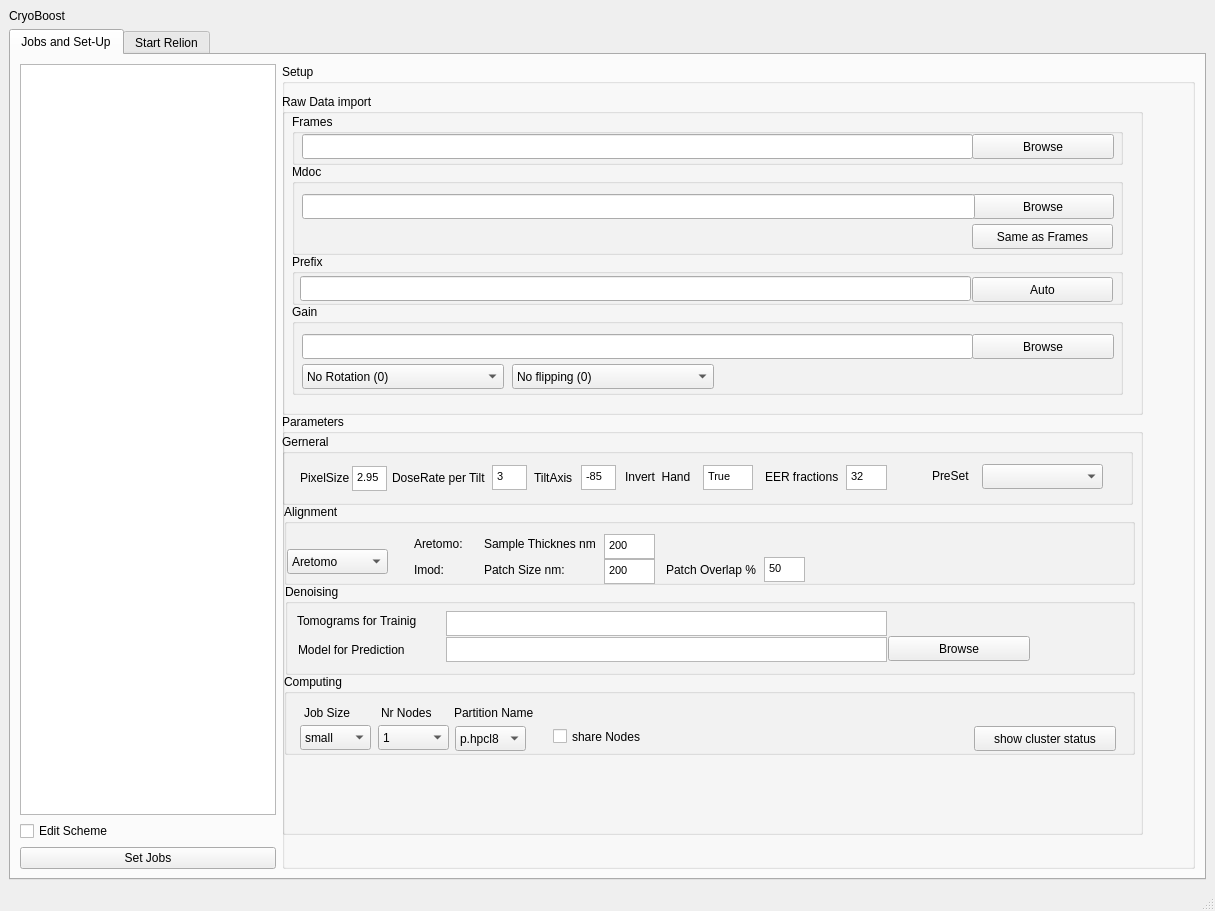
First picture: the form in src/gui/schemeGui.ui, repository Klumpe-lab/CryoBoost, before the edit.
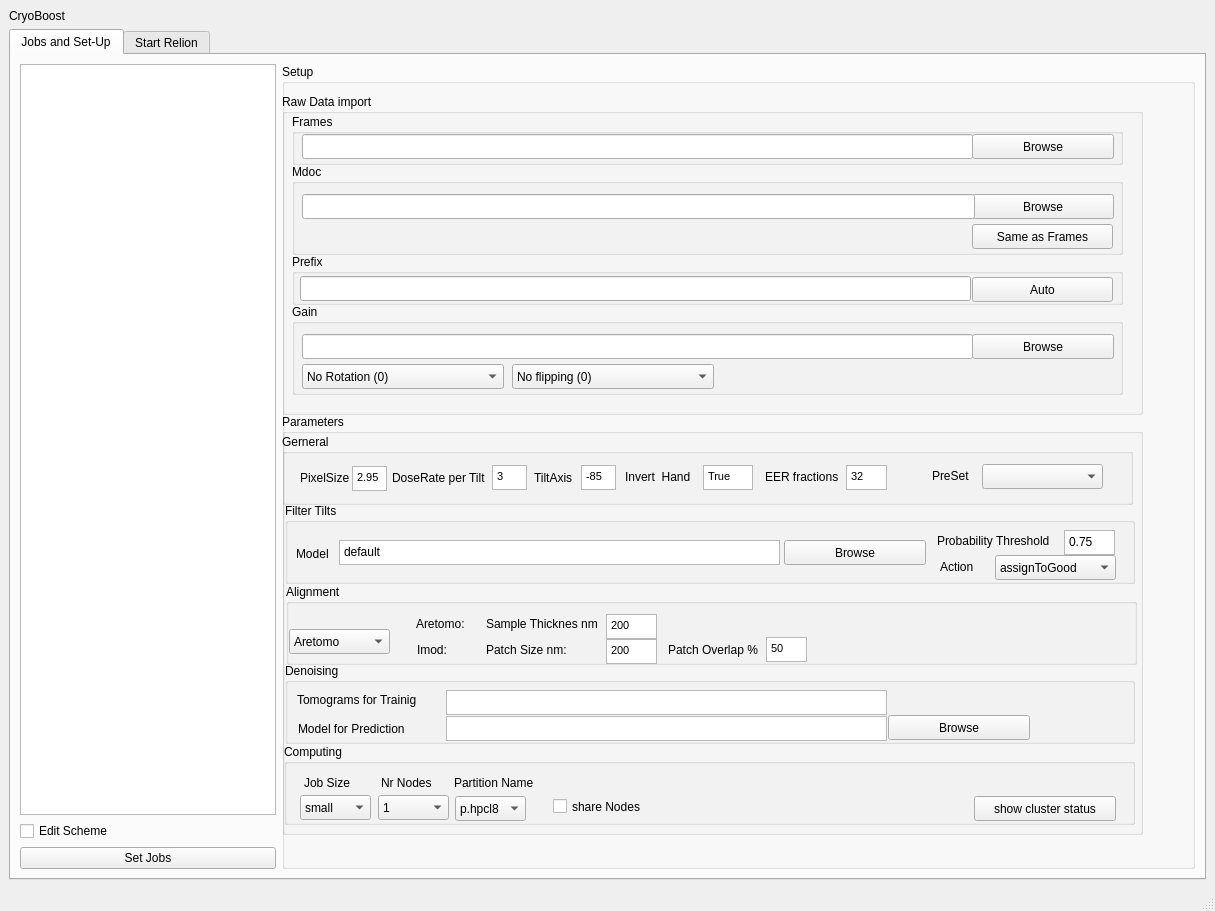
Second picture: the form after the edit.

Commit message: added action on predict tilts uncertenty

Diff of the .ui file:
```diff
--- a/src/gui/schemeGui.ui
+++ b/src/gui/schemeGui.ui
@@ -481,8 +481,8 @@
            <widget class="QGroupBox" name="groupBox_12">
             <property name="geometry">
              <rect>
-              <x>2</x>
-              <y>90</y>
+              <x>4</x>
+              <y>170</y>
               <width>851</width>
               <height>81</height>
              </rect>
@@ -519,9 +519,9 @@
             <widget class="QLabel" name="label_15">
              <property name="geometry">
               <rect>
-               <x>130</x>
+               <x>131</x>
                <y>56</y>
-               <width>61</width>
+               <width>60</width>
                <height>20</height>
               </rect>
              </property>
@@ -640,9 +640,9 @@
             <property name="geometry">
              <rect>
               <x>3</x>
-              <y>170</y>
+              <y>249</y>
               <width>850</width>
-              <height>91</height>
+              <height>81</height>
              </rect>
             </property>
             <property name="title">
@@ -738,12 +738,151 @@
              </property>
             </widget>
            </widget>
+           <widget class="QGroupBox" name="groupBox_14">
+            <property name="geometry">
+             <rect>
+              <x>3</x>
+              <y>89</y>
+              <width>850</width>
+              <height>81</height>
+             </rect>
+            </property>
+            <property name="title">
+             <string>Filter Tilts</string>
+            </property>
+            <widget class="QLabel" name="label_21">
+             <property name="geometry">
+              <rect>
+               <x>11</x>
+               <y>41</y>
+               <width>40</width>
+               <height>20</height>
+              </rect>
+             </property>
+             <property name="text">
+              <string>Model</string>
+             </property>
+            </widget>
+            <widget class="QTextEdit" name="textEdit_modelForFilterTilts">
+             <property name="geometry">
+              <rect>
+               <x>54</x>
+               <y>37</y>
+               <width>441</width>
+               <height>25</height>
+              </rect>
+             </property>
+             <property name="verticalScrollBarPolicy">
+              <enum>Qt::ScrollBarAlwaysOff</enum>
+             </property>
+             <property name="html">
+              <string>&lt;!DOCTYPE HTML PUBLIC &quot;-//W3C//DTD HTML 4.0//EN&quot; &quot;http://www.w3.org/TR/REC-html40/strict.dtd&quot;&gt;
+&lt;html&gt;&lt;head&gt;&lt;meta name=&quot;qrichtext&quot; content=&quot;1&quot; /&gt;&lt;meta charset=&quot;utf-8&quot; /&gt;&lt;style type=&quot;text/css&quot;&gt;
+p, li { white-space: pre-wrap; }
+hr { height: 1px; border-width: 0; }
+li.unchecked::marker { content: &quot;\2610&quot;; }
+li.checked::marker { content: &quot;\2612&quot;; }
+&lt;/style&gt;&lt;/head&gt;&lt;body style=&quot; font-family:'Sans Serif'; font-size:9pt; font-weight:400; font-style:normal;&quot;&gt;
+&lt;p style=&quot; margin-top:0px; margin-bottom:0px; margin-left:0px; margin-right:0px; -qt-block-indent:0; text-indent:0px;&quot;&gt;default&lt;/p&gt;&lt;/body&gt;&lt;/html&gt;</string>
+             </property>
+            </widget>
+            <widget class="QPushButton" name="btn_browse_filterTiltsModel">
+             <property name="geometry">
+              <rect>
+               <x>499</x>
+               <y>37</y>
+               <width>142</width>
+               <height>25</height>
+              </rect>
+             </property>
+             <property name="text">
+              <string>Browse</string>
+             </property>
+            </widget>
+            <widget class="QLabel" name="label_22">
+             <property name="geometry">
+              <rect>
+               <x>652</x>
+               <y>30</y>
+               <width>121</width>
+               <height>16</height>
+              </rect>
+             </property>
+             <property name="text">
+              <string>Probability Threshold</string>
+             </property>
+            </widget>
+            <widget class="QTextEdit" name="textEdit_probThr">
+             <property name="geometry">
+              <rect>
+               <x>779</x>
+               <y>27</y>
+               <width>51</width>
+               <height>25</height>
+              </rect>
+             </property>
+             <property name="verticalScrollBarPolicy">
+              <enum>Qt::ScrollBarAlwaysOff</enum>
+             </property>
+             <property name="horizontalScrollBarPolicy">
+              <enum>Qt::ScrollBarAlwaysOff</enum>
+             </property>
+             <property name="html">
+              <string>&lt;!DOCTYPE HTML PUBLIC &quot;-//W3C//DTD HTML 4.0//EN&quot; &quot;http://www.w3.org/TR/REC-html40/strict.dtd&quot;&gt;
+&lt;html&gt;&lt;head&gt;&lt;meta name=&quot;qrichtext&quot; content=&quot;1&quot; /&gt;&lt;meta charset=&quot;utf-8&quot; /&gt;&lt;style type=&quot;text/css&quot;&gt;
+p, li { white-space: pre-wrap; }
+hr { height: 1px; border-width: 0; }
+li.unchecked::marker { content: &quot;\2610&quot;; }
+li.checked::marker { content: &quot;\2612&quot;; }
+&lt;/style&gt;&lt;/head&gt;&lt;body style=&quot; font-family:'Sans Serif'; font-size:9pt; font-weight:400; font-style:normal;&quot;&gt;
+&lt;p style=&quot; margin-top:0px; margin-bottom:0px; margin-left:0px; margin-right:0px; -qt-block-indent:0; text-indent:0px;&quot;&gt;0.75&lt;/p&gt;&lt;/body&gt;&lt;/html&gt;</string>
+             </property>
+            </widget>
+            <widget class="QComboBox" name="dropDown_probThrBehave">
+             <property name="geometry">
+              <rect>
+               <x>710</x>
+               <y>52</y>
+               <width>121</width>
+               <height>25</height>
+              </rect>
+             </property>
+             <item>
+              <property name="text">
+               <string>assignToGood</string>
+              </property>
+             </item>
+             <item>
+              <property name="text">
+               <string>assignToBad</string>
+              </property>
+             </item>
+             <item>
+              <property name="text">
+               <string/>
+              </property>
+             </item>
+            </widget>
+            <widget class="QLabel" name="label_23">
+             <property name="geometry">
+              <rect>
+               <x>655</x>
+               <y>56</y>
+               <width>41</width>
+               <height>16</height>
+              </rect>
+             </property>
+             <property name="text">
+              <string>Action</string>
+             </property>
+            </widget>
+           </widget>
           </widget>
           <widget class="QGroupBox" name="groupBox_10">
            <property name="geometry">
             <rect>
              <x>2</x>
-             <y>610</y>
+             <y>680</y>
              <width>851</width>
              <height>81</height>
             </rect>
```
The commit also changes 6 other files.
